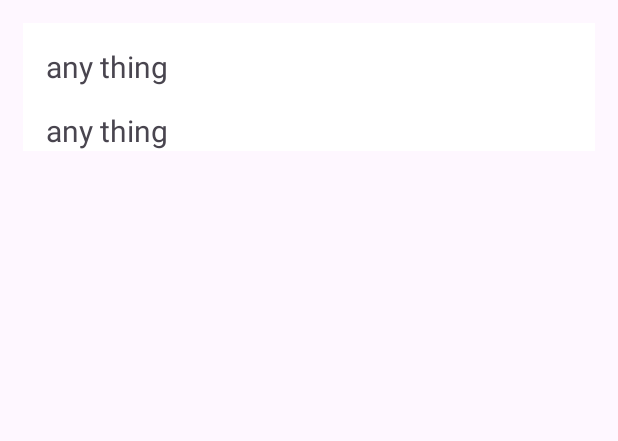
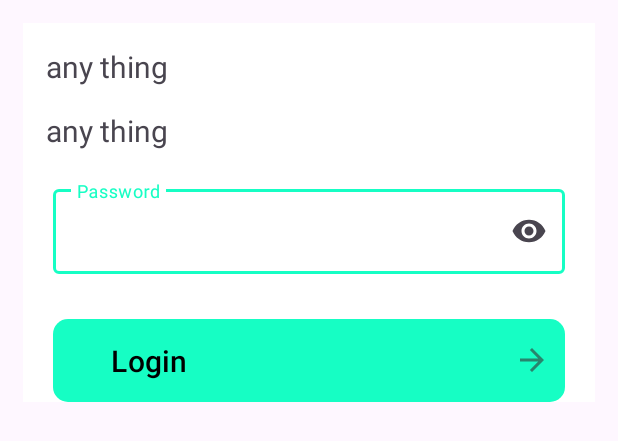
Before and after one commit to Abdullah252002/HungryGo, an Android app: the layout item_room.xml on its own in the app's theme, with its tools: preview values and no code run, on a phone screen of 412 x 824 dp. Shown: the top 441 px of the screen. Run offline under Robolectric (Android 15) with nearby library versions, the phone set to English and light mode, and no system bars.

Commit message:
get rooms and set password validation

```diff
--- a/app/src/main/java/com/example/hungrygo/app/home/customer/addroom/Room_viewmodel.kt
+++ b/app/src/main/java/com/example/hungrygo/app/home/customer/addroom/Room_viewmodel.kt
@@ -12,6 +12,8 @@ class Room_viewmodel : Basic_Viewmodel<Navigator>() {
 
     val name_room_error = ObservableField<String>()
     val details_error = ObservableField<String>()
+
+
 
     fun setroom() {
         if (isvalid()) {
--- a/app/src/main/res/layout/item_room.xml
+++ b/app/src/main/res/layout/item_room.xml
@@ -7,6 +7,7 @@
 <variable
     name="item"
     type="com.example.hungrygo.app.home.customer.addroom.Room_data" />
+
     </data>
 
     <androidx.constraintlayout.widget.ConstraintLayout
@@ -38,6 +39,42 @@
             android:layout_margin="15dp"
             android:text="@{item.details}"
             />
+        <com.google.android.material.textfield.TextInputLayout
+            android:id="@+id/password_layout"
+            android:layout_width="match_parent"
+            android:layout_height="wrap_content"
+            android:layout_marginHorizontal="20dp"
+            android:layout_marginTop="20dp"
+            app:endIconMode="password_toggle"
+            app:layout_constraintTop_toBottomOf="@id/title2"
+            >
+
+            <EditText
+                android:layout_width="match_parent"
+                android:layout_height="match_parent"
+                android:hint="Password"
+                android:inputType="textPassword"
+                android:singleLine="true"
+                 />
+
+        </com.google.android.material.textfield.TextInputLayout>
+
+        <Button
+            android:id="@+id/login"
+            android:layout_width="match_parent"
+            android:layout_height="wrap_content"
+            android:layout_marginHorizontal="20dp"
+            android:layout_marginTop="30dp"
+            android:background="@drawable/button_shape"
+            android:drawableEnd="@drawable/arrow_right"
+            android:gravity="start"
+            android:padding="10dp"
+            android:text="      Login"
+            android:textColor="@color/black"
+            android:textSize="20sp"
+            app:layout_constraintTop_toBottomOf="@id/password_layout"
+            />
+
 
     </androidx.constraintlayout.widget.ConstraintLayout>
 </layout>
```
Also changed, not shown: app/src/main/java/com/example/hungrygo/app/home/customer/Customer_home.kt (+21 -3 lines), app/src/main/java/com/example/hungrygo/app/home/customer/adpter_room.kt (+29 -8 lines).
